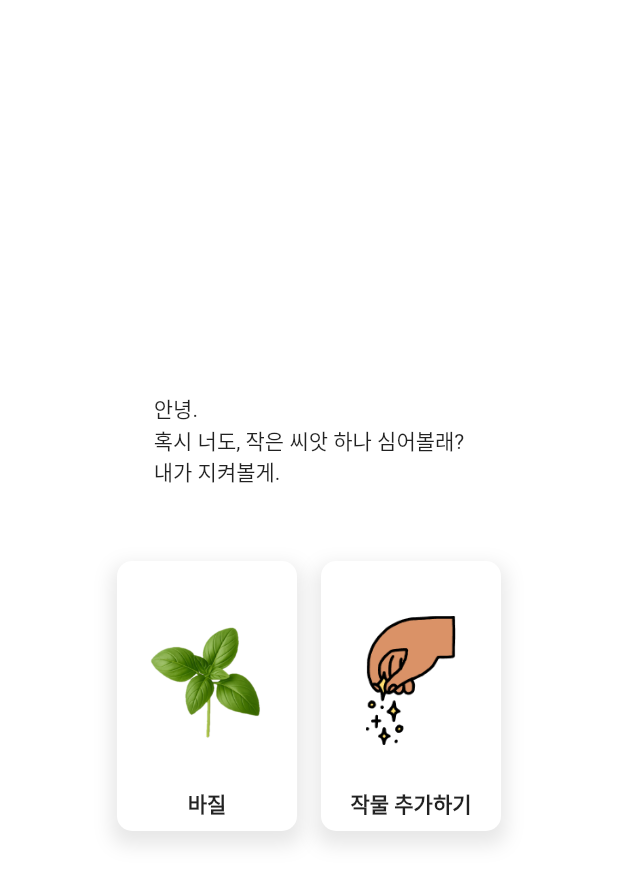
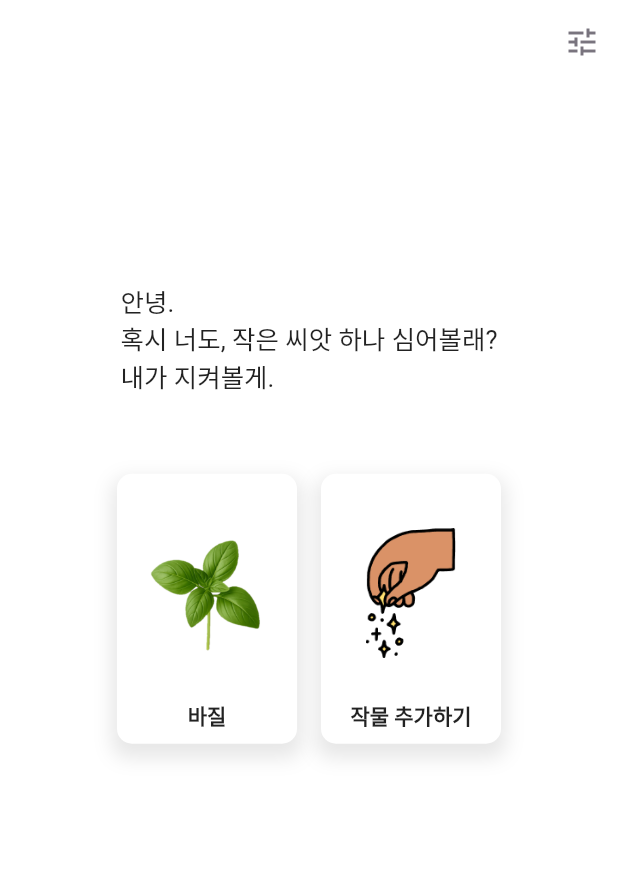
Before and after one commit to kangsudal/nerdycatcher_flutter, a Flutter app: the screen it shows after launch, on a phone screen of 412 x 824 dp. Shown: the top 884 px of the screen. Run offline on Flutter 3.47's test engine with Material 3 defaults, Android fonts, the phone set to English and light mode, and no system bars; our stand-ins replace fl_chart, flutter_riverpod, go_router.

Commit message:
홈화면에 앱바 추가

```diff
--- a/lib/pages/home_page.dart
+++ b/lib/pages/home_page.dart
@@ -1,4 +1,5 @@
 import 'package:flutter/material.dart';
+import 'package:nerdycatcher_flutter/pages/widgets/default_app_bar.dart';
 
 class HomePage extends StatefulWidget {
   const HomePage({super.key});
@@ -11,6 +12,7 @@ class _HomePageState extends State<HomePage> {
   @override
   Widget build(BuildContext context) {
     return Scaffold(
+      appBar: DefaultAppBar(),
       body: SingleChildScrollView(
         child: Center(
           child: ConstrainedBox(
@@ -18,14 +20,14 @@ class _HomePageState extends State<HomePage> {
               minHeight: MediaQuery.of(context).size.height,
             ),
             child: Column(
-              mainAxisAlignment: MainAxisAlignment.center,
               crossAxisAlignment: CrossAxisAlignment.center,
               children: [
+                SizedBox(height: MediaQuery.of(context).size.height * 0.16),
                 Text('''
 안녕.
 혹시 너도, 작은 씨앗 하나 심어볼래?
 내가 지켜볼게.
-'''),
+''',style: TextStyle(fontSize: 17),),
                 SizedBox(height: 20),
                 SizedBox(
                   width: MediaQuery.of(context).size.width * 0.8,
--- a/lib/pages/widgets/default_app_bar.dart
+++ b/lib/pages/widgets/default_app_bar.dart
@@ -7,7 +7,7 @@ class DefaultAppBar extends StatelessWidget implements PreferredSizeWidget {
   Widget build(BuildContext context) {
     return AppBar(
       actions: [
-        IconButton(onPressed: () {}, icon: Icon(Icons.account_circle)),
+        // IconButton(onPressed: () {}, icon: Icon(Icons.account_circle)),
         IconButton(onPressed: () {}, icon: Icon(Icons.tune)),
       ],
     );
```
